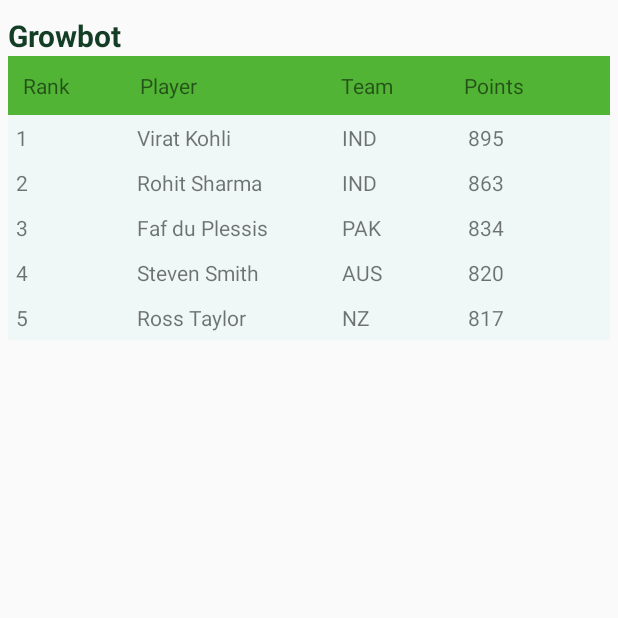
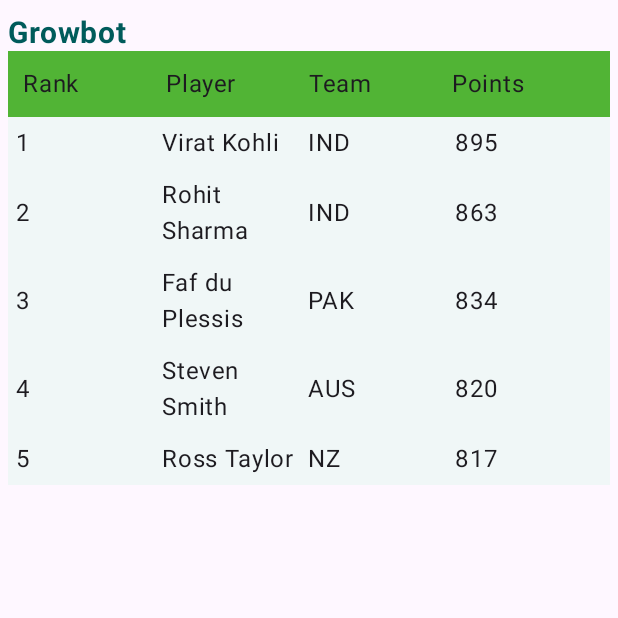
Before and after one commit to CelineSchneider/Growbot, an Android app built with Jetpack Compose: the screen it shows after launch (MainActivity), on a phone screen of 412 x 824 dp, the top half of it. Run offline under Robolectric (Android 15) with nearby library versions, the phone set to English and light mode, and no system bars.

Commit message:
removed layout, converted to Composable

```diff
--- /dev/null
+++ b/app/src/main/assets/plants.xml
@@ -0,0 +1,17 @@
+<?xml version="1.0" encoding="utf-8"?>
+<plants>
+    <plant id="1">
+        <name>Rose</name>
+        <measurements>
+            <measurement>
+                <timestamp>2024-10-01T12:00:00Z</timestamp>
+                <temperature>22.5</temperature>
+                <humidity>55.0</humidity>
+            </measurement>
+        </measurements>
+        <watering>
+            <entry>2024-10-01</entry>
+        </watering>
+    </plant>
+    <!-- Weitere Pflanzen können hier hinzugefügt werden -->
+</plants>
--- a/app/src/main/java/com/example/growbot/MainActivity.kt
+++ b/app/src/main/java/com/example/growbot/MainActivity.kt
@@ -3,19 +3,92 @@ package com.example.growbot
 import android.os.Bundle
 import androidx.activity.ComponentActivity
 import androidx.activity.compose.setContent
-import androidx.activity.enableEdgeToEdge
+import androidx.compose.foundation.background
+import androidx.compose.foundation.layout.Column
+import androidx.compose.foundation.layout.Row
 import androidx.compose.foundation.layout.fillMaxSize
+import androidx.compose.foundation.layout.fillMaxWidth
 import androidx.compose.foundation.layout.padding
-import androidx.compose.material3.Scaffold
+import androidx.compose.material3.Surface
 import androidx.compose.material3.Text
 import androidx.compose.runtime.Composable
+import androidx.compose.ui.Alignment
 import androidx.compose.ui.Modifier
-import androidx.compose.ui.tooling.preview.Preview
+import androidx.compose.ui.graphics.Color
+import androidx.compose.ui.text.font.FontWeight
+import androidx.compose.ui.unit.dp
+import androidx.compose.ui.unit.sp
 import com.example.growbot.ui.theme.GrowbotTheme
 
 class MainActivity : ComponentActivity() {
     override fun onCreate(savedInstanceState: Bundle?) {
         super.onCreate(savedInstanceState)
-        setContentView(R.layout.activity_main);
+
+        setContent {
+            GrowbotTheme {
+                Surface(
+                    modifier = Modifier.fillMaxSize()
+                ) {
+                    ScoreTable()
+                }
+            }
+        }
     }
 }
+
+@Composable
+fun ScoreTable() {
+    Column(
+        modifier = Modifier
+            .fillMaxSize()
+            .padding(horizontal = 5.dp, vertical = 10.dp)
+    ) {
+        // Titel
+        Text(
+            text = "Growbot", // Ersetze dies durch getString(R.string.app_name) in einer Activity
+            fontSize = 20.sp,
+            fontWeight = FontWeight.Bold,
+            color = Color(0xFF005B5B) // Dunkelgrün
+        )
+
+        // Header
+        Row(
+            modifier = Modifier
+                .fillMaxWidth()
+                .background(Color(0xFF51B435))
+                .padding(10.dp),
+            verticalAlignment = Alignment.CenterVertically
+        ) {
+            Text(modifier = Modifier.weight(1f), text = "Rank")
+            Text(modifier = Modifier.weight(1f), text = "Player")
+            Text(modifier = Modifier.weight(1f), text = "Team")
+            Text(modifier = Modifier.weight(1f), text = "Points")
+        }
+
+        // Datenzeilen
+        val players = listOf(
+            Player("1", "Virat Kohli", "IND", "895"),
+            Player("2", "Rohit Sharma", "IND", "863"),
+            Player("3", "Faf du Plessis", "PAK", "834"),
+            Player("4", "Steven Smith", "AUS", "820"),
+            Player("5", "Ross Taylor", "NZ", "817")
+        )
+
+        for (player in players) {
+            Row(
+                modifier = Modifier
+                    .fillMaxWidth()
+                    .background(Color(0xFFF0F7F7))
+                    .padding(5.dp),
+                verticalAlignment = Alignment.CenterVertically
+            ) {
+                Text(modifier = Modifier.weight(1f), text = player.rank)
+                Text(modifier = Modifier.weight(1f), text = player.name)
+                Text(modifier = Modifier.weight(1f), text = player.team)
+                Text(modifier = Modifier.weight(1f), text = player.points)
+            }
+        }
+    }
+}
+
+data class Player(val rank: String, val name: String, val team: String, val points: String)
--- /dev/null
+++ b/app/src/main/java/com/example/growbot/Measurement.kt
@@ -0,0 +1,7 @@
+package com.example.growbot
+
+class Measurement(
+    val timestamp: String,
+    val temperature: Double,
+    val humidity: Double
+)
--- /dev/null
+++ b/app/src/main/java/com/example/growbot/Plant.kt
@@ -0,0 +1,9 @@
+package com.example.growbot
+
+class Plant(
+    var name: String,
+    var id: Int,
+    var measurements: List<Measurement>,
+    var watering: MutableList<String>, // MutableList für die watering-Liste
+    var waterLevel: Int
+)
--- a/app/src/main/res/layout/activity_main.xml
+++ /dev/null
@@ -1,160 +0,0 @@
-<?xml version="1.0" encoding="utf-8"?>
-
-<TableLayout xmlns:android="http://schemas.android.com/apk/res/android"
-    android:layout_width="match_parent"
-    android:layout_height="match_parent"
-    android:layout_marginTop="10dp"
-    android:paddingLeft="5dp"
-    android:paddingRight="5dp">
-
-    <TextView
-        android:id="@+id/txt"
-        android:layout_width="wrap_content"
-        android:layout_height="wrap_content"
-        android:text="@string/app_name"
-        android:textSize = "20dp"
-        android:textStyle="bold"
-        android:textColor="@color/darkGreen">
-    </TextView>
-
-
-    <TableRow android:background="#51B435" android:padding="10dp">
-        <TextView
-            android:layout_width="wrap_content"
-            android:layout_height="wrap_content"
-            android:layout_weight="1"
-            android:text="Rank" />
-        <TextView
-            android:layout_width="wrap_content"
-            android:layout_height="wrap_content"
-            android:layout_weight="1"
-            android:text="Player" />
-        <TextView
-            android:layout_width="wrap_content"
-            android:layout_height="wrap_content"
-            android:layout_weight="1"
-            android:text="Team" />
-        <TextView
-            android:layout_width="wrap_content"
-            android:layout_height="wrap_content"
-            android:layout_weight="1"
-            android:text="Points" />
-    </TableRow>
-    <TableRow android:background="#F0F7F7" android:padding="5dp">
-        <TextView
-            android:layout_width="wrap_content"
-            android:layout_height="wrap_content"
-            android:layout_weight="1"
-            android:text="1" />
-        <TextView
-            android:layout_width="wrap_content"
-            android:layout_height="wrap_content"
-            android:layout_weight="1"
-            android:text="Virat Kohli" />
-        <TextView
-            android:layout_width="wrap_content"
-            android:layout_height="wrap_content"
-            android:layout_weight="1"
-            android:text="IND" />
-        <TextView
-            android:layout_width="wrap_content"
-            android:layout_height="wrap_content"
-            android:layout_weight="1"
-            android:text="895" />
-    </TableRow>
-    <TableRow android:background="#F0F7F7" android:padding="5dp">
-        <TextView
-            android:layout_width="wrap_content"
-            android:layout_height="wrap_content"
-            android:layout_weight="1"
-            android:text="2" />
-        <TextView
-            android:layout_width="wrap_content"
-            android:layout_height="wrap_content"
-            android:layout_weight="1"
-            android:text="Rohit Sharma" />
-        <TextView
-            android:layout_width="wrap_content"
-            android:layout_height="wrap_content"
-            android:layout_weight="1"
-            android:text="IND" />
-        <TextView
-            android:layout_width="wrap_content"
-            android:layout_height="wrap_content"
-            android:layout_weight="1"
-            android:text="863" />
-
-    </TableRow>
-    <TableRow android:background="#F0F7F7" android:padding="5dp">
-        <TextView
-            android:layout_width="wrap_content"
-            android:layout_height="wrap_content"
-            android:layout_weight="1"
-            android:text="3" />
-        <TextView
-            android:layout_width="wrap_content"
-            android:layout_height="wrap_content"
-            android:layout_weight="1"
-            android:text="Faf du Plessis" />
-        <TextView
-            android:layout_width="wrap_content"
-            android:layout_height="wrap_content"
-            android:layout_weight="1"
-            android:text="PAK" />
-        <TextView
-            android:layout_width="wrap_content"
-            android:layout_height="wrap_content"
-            android:layout_weight="1"
-            android:text="834" />
-
-    </TableRow>
-
-    <TableRow android:background="#F0F7F7" android:padding="5dp">
-        <TextView
-            android:layout_width="wrap_content"
-            android:layout_height="wrap_content"
-            android:layout_weight="1"
-            android:text="4" />
-        <TextView
-            android:layout_width="wrap_content"
-            android:layout_height="wrap_content"
-            android:layout_weight="1"
-            android:text="Steven Smith" />
-        <TextView
-            android:layout_width="wrap_content"
-            android:layout_height="wrap_content"
-            android:layout_weight="1"
-            android:text="AUS" />
-        <TextView
-            android:layout_width="wrap_content"
-            android:layout_height="wrap_content"
-            android:layout_weight="1"
-            android:text="820" />
-
-    </TableRow>
-
-    <TableRow android:background="#F0F7F7" android:padding="5dp">
-        <TextView
-            android:layout_width="wrap_content"
-            android:layout_height="wrap_content"
-            android:layout_weight="1"
-            android:text="5" />
-        <TextView
-            android:layout_width="wrap_content"
-            android:layout_height="wrap_content"
-            android:layout_weight="1"
-            android:text="Ross Taylor" />
-        <TextView
-            android:layout_width="wrap_content"
-            android:layout_height="wrap_content"
-            android:layout_weight="1"
-            android:text="NZ" />
-        <TextView
-            android:layout_width="wrap_content"
-            android:layout_height="wrap_content"
-            android:layout_weight="1"
-            android:text="817" />
-
-    </TableRow>
-
-</TableLayout>
--- /dev/null
+++ b/app/src/main/res/values-v31/themes.xml
@@ -0,0 +1,12 @@
+<?xml version="1.0" encoding="utf-8"?>
+<resources>
+
+    <style name="SplashTheme" parent="Theme.AppCompat.NoActionBar">
+        <item name="android:windowSplashScreenBackground">@color/lightGreen
+        </item> <!-- Hintergrundfarbe -->
+        <item name="android:windowSplashScreenAnimatedIcon">@drawable/growbot_green
+        </item> <!-- Optional: Ein animiertes Icon -->
+        <item name="android:windowSplashScreenIconBackgroundColor">@color/lightGreen
+        </item> <!-- Hintergrundfarbe des Icons -->
+    </style>
+</resources>
```
